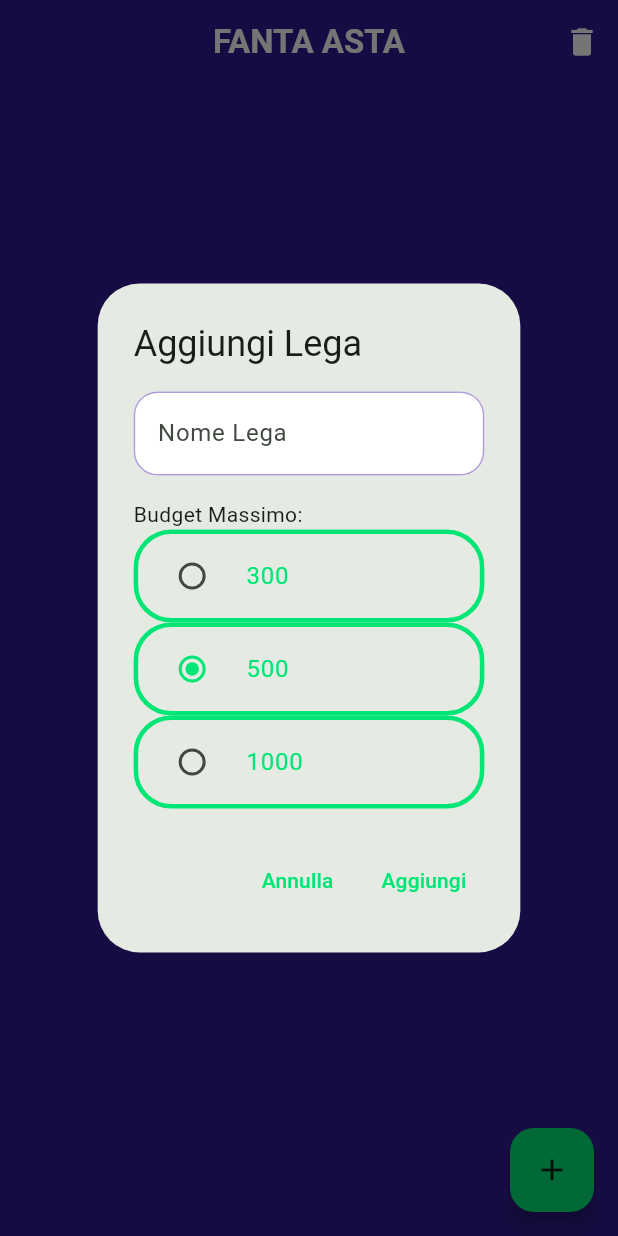
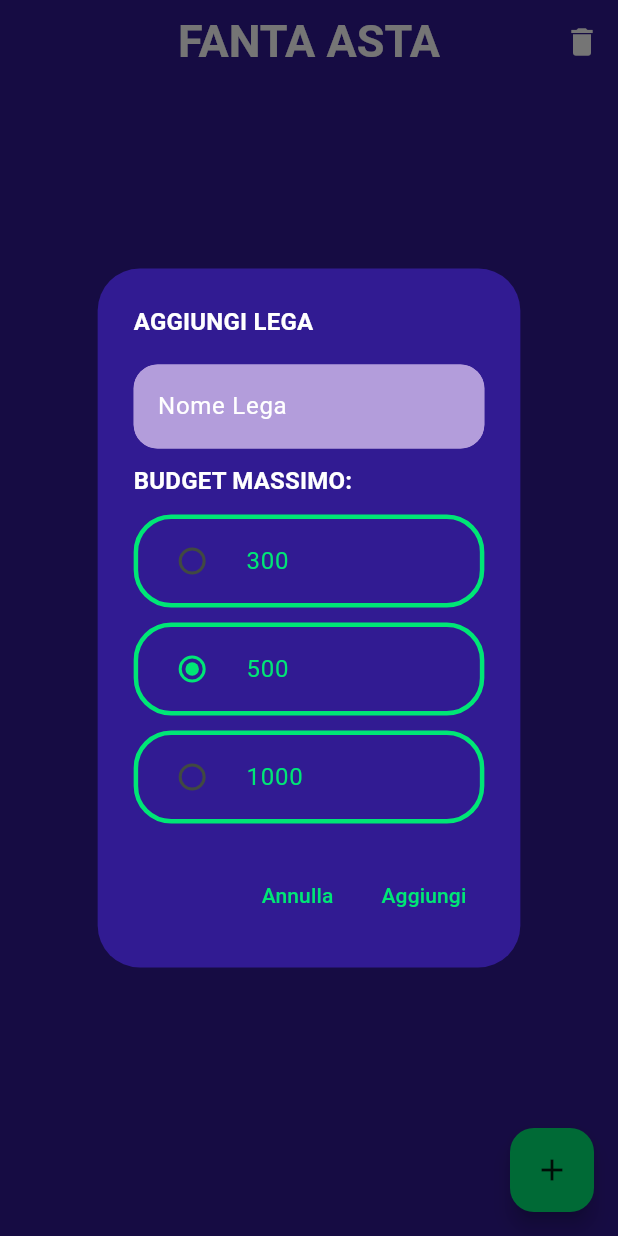
Before and after one commit to Dany313/asta_fantacalcio, a Flutter app: the screen it shows after launch, after a tap on the "add" icon, on a phone screen of 412 x 824 dp. Run offline on Flutter 3.47's test engine with Material 3 defaults, Android fonts, the phone set to English and light mode, and no system bars; our stand-ins replace go_router.

Commit message:
modifiche tema

```diff
--- a/lib/theme/theme.dart
+++ b/lib/theme/theme.dart
@@ -1,6 +1,14 @@
 import 'package:flutter/material.dart';
 
 final myTheme = ThemeData(
+
+  dialogTheme: DialogTheme(
+    titleTextStyle: TextStyle(
+      color: Colors.white,
+    ),
+    backgroundColor: Colors.deepPurple[900] ?? Colors.deepPurple,
+  ),
+
 // Colori primari e di accento
   colorScheme: ColorScheme.fromSeed(
     seedColor: Colors.greenAccent[400] ?? Colors.greenAccent,
@@ -59,8 +67,11 @@ final myTheme = ThemeData(
 
 // Input
   inputDecorationTheme: InputDecorationTheme(
+    labelStyle: TextStyle(
+      color: Colors.white,
+    ),
     filled: true,
-    fillColor: Colors.white,
+    fillColor: Colors.deepPurple[200] ?? Colors.deepPurple,
     border: OutlineInputBorder(
       borderRadius: BorderRadius.circular(16),
       borderSide: BorderSide.none,
@@ -79,8 +90,8 @@ final myTheme = ThemeData(
 
 // Testo
   textTheme: const TextTheme(
-    titleLarge: TextStyle(fontWeight: FontWeight.bold),
-    titleMedium: TextStyle(fontWeight: FontWeight.bold),
+    titleLarge: TextStyle(fontWeight: FontWeight.bold, color: Colors.white, fontSize: 30),
+    titleMedium: TextStyle(fontWeight: FontWeight.bold, color: Colors.white),
   ),
 
 // Scaffolds
--- a/lib/views/home/home_view.dart
+++ b/lib/views/home/home_view.dart
@@ -46,10 +46,12 @@ class _HomeViewState extends State<HomeView> {
             builder: (context) => StatefulBuilder(
               builder: (context, setState) {
                 return AlertDialog(
-                  title: const Text('Aggiungi Lega'),
+                  title:  Text('AGGIUNGI LEGA',
+                    style: Theme.of(context).textTheme.titleMedium,),
                   content: Column(
                     mainAxisSize: MainAxisSize.min,
                     crossAxisAlignment: CrossAxisAlignment.start,
+                    spacing: 10,
                     children: [
                       TextField(
                         controller: nomeController,
@@ -67,8 +69,8 @@ class _HomeViewState extends State<HomeView> {
                           }
                         },
                       ),
-                      const SizedBox(height: 16),
-                      const Text('Budget Massimo:'),
+                       Text('BUDGET MASSIMO:',
+                          style: Theme.of(context).textTheme.titleMedium,),
                       RadioListTile<int>(
                         title: const Text('300'),
                         value: 300,
@@ -116,7 +118,7 @@ class _HomeViewState extends State<HomeView> {
                           return; // Ferma l'esecuzione se il nome è vuoto
                         }
 
-                        final nome = nomeController.text.trim();
+                        final nome = nomeController.text.trim().toUpperCase();
 
                         // Chiamare la funzione per aggiungere la lega
                         widget.viewModel.addLega.execute(nome, selectedBudget);
```
